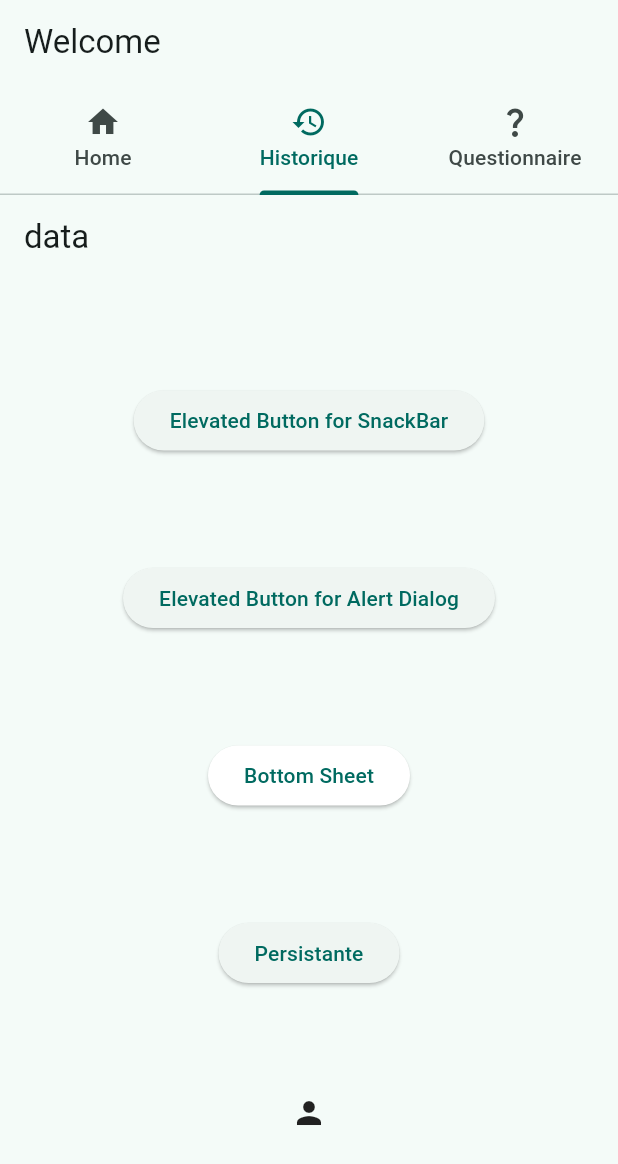
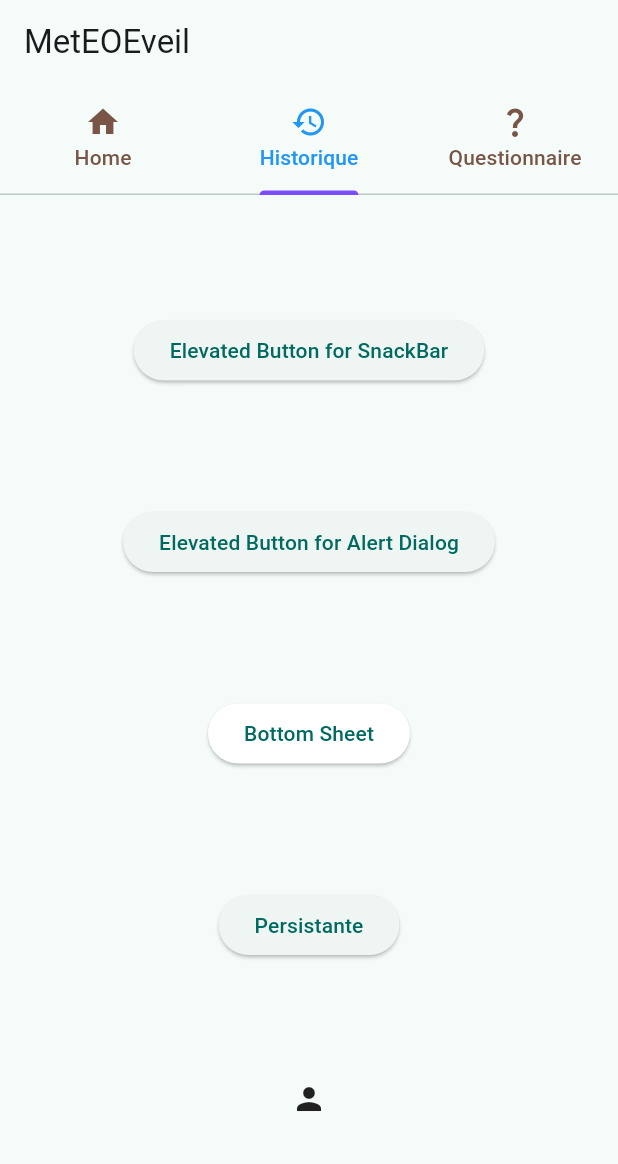
Before and after one commit to FXC-ai/dartProject, a Flutter app: the screen it shows after launch, tab 2 chosen, on a phone screen of 412 x 824 dp. Shown: the top 1164 px of the screen. Run offline on Flutter 3.47's test engine with Material 3 defaults, Android fonts, the phone set to English and light mode, and no system bars; our stand-ins replace flutter_svg.

Commit message:
tab bar demo jsec

```diff
--- a/lib/main.dart
+++ b/lib/main.dart
@@ -1,8 +1,8 @@
 import 'package:flutter/material.dart';
-import 'package:tuto/pages/WelcomePage.dart';
-import 'package:tuto/pages/history_page.dart';
+import 'package:tuto/pages/Layout.dart';
+import 'package:tuto/widgets/Home.dart';
 import "demo_poo.dart";
-import 'widgets/QuestionPage.dart';
+import 'widgets/Questions.dart';
 import 'package:flutter_svg/flutter_svg.dart';
 
 void main() {
@@ -20,7 +20,7 @@ class MyApp extends StatelessWidget {
     return MaterialApp(
       title: 'met EOE veil',
       theme: ThemeData(colorScheme: ColorScheme.fromSeed(seedColor: Colors.teal ), useMaterial3: true,),
-      home:  const WelcomePage(),
+      home:  Layout(),
       // home: HomePage(title: appTitle),
     );
   }
--- /dev/null
+++ b/lib/model/tabs.dart
@@ -0,0 +1,15 @@
+
+import 'package:flutter/cupertino.dart';
+import 'package:flutter/material.dart';
+
+class Tabs {
+  String name;
+  IconData iconData;
+  Widget widget;
+
+  Tab get tab => Tab(icon : Icon(iconData), text : name);
+
+
+  Tabs({required this.name, required this.iconData, required this.widget});
+
+}
--- /dev/null
+++ b/lib/pages/Layout.dart
@@ -0,0 +1,43 @@
+import 'package:flutter/cupertino.dart';
+import 'package:flutter/material.dart';
+import 'package:tuto/widgets/Home.dart';
+import 'package:tuto/widgets/Questions.dart';
+
+import '../model/tabs.dart';
+import '../widgets/History.dart';
+
+class Layout extends StatelessWidget {
+  Layout({super.key});
+
+  final List<Tabs> _tabs = [
+    Tabs(name: "Home", iconData: Icons.home, widget: const Home()),
+    Tabs(name: "Historique",
+        iconData: Icons.history,
+        widget: const History()),
+    Tabs(name: "Questionnaire",
+        iconData: Icons.question_mark,
+        widget: const Questions(
+            title: "Suivi charge mental au travail", name: "Référent mesure")),
+  ];
+
+  @override
+  Widget build(BuildContext context) {
+    return DefaultTabController(
+        length: _tabs.length,
+        child: Scaffold(
+          appBar: AppBar(
+            title: const Text("MetEOEveil"),
+            bottom: TabBar(
+              indicatorColor: Colors.deepPurpleAccent,
+              labelColor: Colors.blue,
+              unselectedLabelColor: Colors.brown,
+              tabs: _tabs.map((t) => t.tab).toList(),
+            ),
+          ),
+          body: TabBarView(
+            children: _tabs.map((t) => t.widget).toList(),
+          ),
+        )
+    );
+  }
+}
--- a/lib/pages/WelcomePage.dart
+++ /dev/null
@@ -1,35 +0,0 @@
-import 'package:flutter/cupertino.dart';
-import 'package:flutter/material.dart';
-import 'package:tuto/pages/history_page.dart';
-import 'package:tuto/widgets/QuestionPage.dart';
-
-import '../widgets/body.dart';
-
-class WelcomePage extends StatelessWidget {
-  const WelcomePage({super.key});
-
-  final List<Widget> _bodies = const [
-    Body(),
-    HistoryPage(),
-    QuestionPage(title: "Suivi charge de travail", name: "Claude")
-  ];
-
-  @override
-  Widget build(BuildContext context) {
-    return DefaultTabController(
-        length: 3,
-        child: Scaffold(
-            appBar: AppBar(
-              title: const Text("Welcome"),
-              bottom: const TabBar(
-                  tabs: [
-                    Tab(icon: Icon(Icons.home), text: "Home"),
-                    Tab(icon: Icon(Icons.history), text: "Historique"),
-                    Tab(icon: Icon(Icons.question_mark), text: "Questionnaire"),
-                  ]),
-            ),
-            body: TabBarView(
-                children: _bodies),
-        ));
-  }
-}
--- a/lib/pages/history_page.dart
+++ /dev/null
@@ -1,22 +0,0 @@
-import 'package:flutter/cupertino.dart';
-import 'package:flutter/material.dart';
-import 'package:tuto/widgets/QuestionPage.dart';
-
-import '../widgets/body.dart';
-
-class HistoryPage extends StatelessWidget
-{
-  const HistoryPage ({super.key});
-
-  @override
-  Widget build (BuildContext context) {
-    return Scaffold(
-      appBar: AppBar(
-        title: Text("data"),
-      ),
-      body: const Body(),
-    );
-    throw UnimplementedError();
-  }
-
-}
--- a/lib/widgets/body.dart
+++ b/lib/widgets/History.dart
@@ -1,16 +1,16 @@
 import 'package:flutter/cupertino.dart';
 import 'package:flutter/material.dart';
 
-class Body extends StatefulWidget {
-  const Body({super.key});
+class History extends StatefulWidget {
+  const History({super.key});
 
   @override
-  State<Body> createState(){
-    return _BodyState();
+  State<History> createState(){
+    return _HistoryState();
   }
 }
 
-class _BodyState extends State<Body>
+class _HistoryState extends State<History>
 {
 
   IconData _iconData = Icons.person;
```
Also changed, not shown: lib/widgets/Home.dart (added, +19 -0 lines), lib/widgets/Questions.dart (renamed from lib/widgets/QuestionPage.dart, +19 -28 lines).
